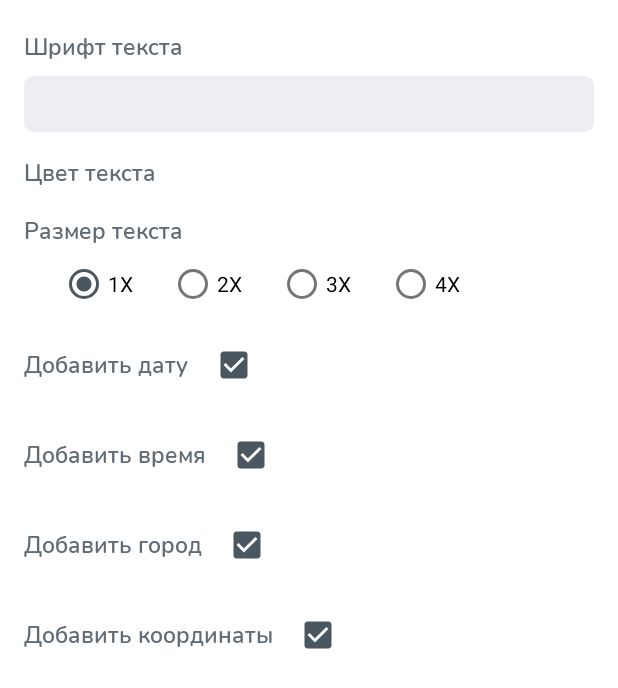
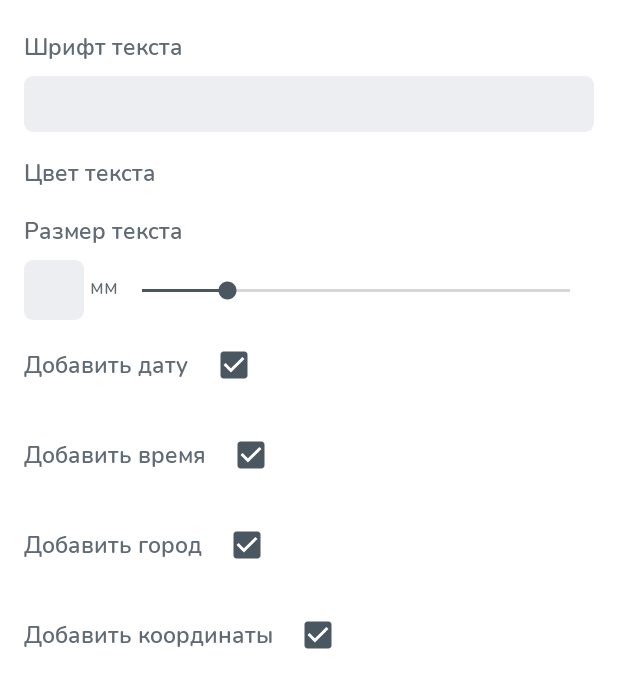
Before and after one commit to Demidovez/StarMap, an Android app: the layout fragment_location_v1_controller.xml on its own in the app's theme, with its tools: preview values and no code run, on a phone screen of 412 x 824 dp. Shown: the top 688 px of the screen. Run offline under Robolectric (Android 15) with nearby library versions, the phone set to English and light mode, and no system bars.

Commit message:
done with slider font size

```diff
--- a/app/src/main/java/com/nikolaydemidovez/starmap/adapters/ColorAdapter.kt
+++ b/app/src/main/java/com/nikolaydemidovez/starmap/adapters/ColorAdapter.kt
@@ -7,6 +7,7 @@ import androidx.core.view.updatePadding
 import androidx.recyclerview.widget.RecyclerView
 import android.content.DialogInterface
 import android.graphics.*
+import android.graphics.drawable.ColorDrawable
 import android.view.*
 import android.widget.*
 import com.nikolaydemidovez.starmap.R
@@ -103,7 +104,6 @@ class ColorAdapter(private val templateCanvas: TemplateCanvas): RecyclerView.Ada
             val layout: View = layoutInflater.inflate(R.layout.color_picker_layout, null)
             layout.findViewById<TextView>(R.id.title).text = "Цвет текста"
 
-            val scrollView         = layout.findViewById<ScrollView>(R.id.scroll_view)
             val colorPickerView    = layout.findViewById<ColorPickerView>(R.id.colorPickerView)
             val brightnessSlideBar = layout.findViewById<BrightnessSlideBar>(R.id.brightnessSlide)
             val colorPreview       = layout.findViewById<ImageView>(R.id.color_preview)
@@ -148,7 +148,7 @@ class ColorAdapter(private val templateCanvas: TemplateCanvas): RecyclerView.Ada
                 inputColor.setText("")
             }
 
-            val builder = AlertDialog.Builder(itemView.context)
+            val builder = AlertDialog.Builder(itemView.context, R.style.dialog_corners)
             builder.setPositiveButton(android.R.string.ok, null)
             builder.setNegativeButton(android.R.string.cancel, null)
             builder.setView(layout)
--- a/app/src/main/java/com/nikolaydemidovez/starmap/controllers/event_v1/EventV1ControllerFragment.kt
+++ b/app/src/main/java/com/nikolaydemidovez/starmap/controllers/event_v1/EventV1ControllerFragment.kt
@@ -131,7 +131,7 @@ class EventV1ControllerFragment(private val templateCanvas: TemplateCanvas) : Fr
         imgClearText.setOnClickListener { editText .setText("") }
 
 
-        val builder = AlertDialog.Builder(requireContext())
+        val builder = AlertDialog.Builder(requireContext(), R.style.dialog_corners)
         builder.setPositiveButton(android.R.string.ok, null)
         builder.setNegativeButton(android.R.string.cancel, null)
         builder.setView(layout)
@@ -313,7 +313,7 @@ class EventV1ControllerFragment(private val templateCanvas: TemplateCanvas) : Fr
         val minute = templateCanvas.eventTime.value!!.split(":")[1].toInt()
 
         val timePickerDialog = TimePickerDialog (
-            requireContext(),  { _, hourOfDay, minute ->
+            requireContext(), { _, hourOfDay, minute ->
                 val newTime = "${hourOfDay.toString().padStart(2, '0')}:${minute.toString().padStart(2, '0')}"
 
                 templateCanvas.eventTime.value = newTime
--- a/app/src/main/java/com/nikolaydemidovez/starmap/templates/classic_v1/ClassicV1TemplateCanvas.kt
+++ b/app/src/main/java/com/nikolaydemidovez/starmap/templates/classic_v1/ClassicV1TemplateCanvas.kt
@@ -378,7 +378,7 @@ class ClassicV1TemplateCanvas(private val activity: MainActivity) : TemplateCanv
         var totalHeightText = 0F
 
         for(textLine in textLines) {
-            totalHeightText += canvas.drawMultilineText(textLine, eventLocation, (canvasWidth.value!!/2).toInt() , canvasWidth.value!!/2,  totalHeightText)
+            totalHeightText += canvas.drawMultilineText(textLine, eventLocation, canvasWidth.value!!.toInt() , canvasWidth.value!!/2,  totalHeightText)
         }
 
         bitmapLocationText = Bitmap.createBitmap(tempBitmap, 0, 0, canvasWidth.value!!.toInt(), totalHeightText.toInt())
--- a/app/src/main/res/layout/color_picker_layout.xml
+++ b/app/src/main/res/layout/color_picker_layout.xml
@@ -77,7 +77,6 @@
 
         <TextView
             android:id="@+id/desc_text"
-            android:layout_margin="8dp"
             android:layout_marginTop="4dp"
             android:textColor="@color/red_flat"
             style="@style/desc_dialog"
--- a/app/src/main/res/layout/fragment_location_v1_controller.xml
+++ b/app/src/main/res/layout/fragment_location_v1_controller.xml
@@ -83,50 +83,44 @@
                 app:layout_constraintStart_toStartOf="parent"
                 app:layout_constraintTop_toTopOf="parent" />
 
-            <RadioGroup
-                android:id="@+id/radio_group_size_font_location"
+            <TextView
+                android:id="@+id/font_size"
+                android:layout_width="40dp"
+                android:layout_height="40dp"
+                android:layout_marginTop="8dp"
+                android:layout_marginEnd="4dp"
+                android:textAlignment="center"
+                style="@style/edit_text_controller"
+                android:paddingStart="0dp"
+                android:paddingEnd="0dp"
+                app:layout_constraintStart_toStartOf="parent"
+                app:layout_constraintTop_toBottomOf="@+id/label_size_font_location"
+                />
+
+            <TextView
+                android:id="@+id/size_unit"
+                android:text="мм"
+                android:layout_marginStart="4dp"
+                android:layout_marginBottom="4dp"
                 android:layout_width="wrap_content"
                 android:layout_height="wrap_content"
-                android:orientation="horizontal"
-                app:layout_constraintEnd_toEndOf="parent"
-                app:layout_constraintHorizontal_bias="0.0"
-                app:layout_constraintStart_toStartOf="parent"
-                app:layout_constraintTop_toBottomOf="@id/label_size_font_location">
+                android:textSize="14sp"
+                android:textColor="@color/dark_shadow"
+                android:fontFamily="@font/nunito_regular"
+                app:layout_constraintTop_toTopOf="@+id/font_size"
+                app:layout_constraintStart_toEndOf="@+id/font_size"
+                app:layout_constraintBottom_toBottomOf="@+id/font_size"/>
 
-                <RadioButton
-                    android:id="@+id/radio_font_size_location_1"
-                    android:layout_width="match_parent"
-                    android:layout_height="wrap_content"
-                    android:layout_marginStart="24dp"
-                    android:layout_weight="1"
-                    android:checked="true"
-                    android:text="1X" />
-
-                <RadioButton
-                    android:id="@+id/radio_font_size_location_2"
-                    android:layout_width="match_parent"
-                    android:layout_height="wrap_content"
-                    android:layout_marginStart="24dp"
-                    android:layout_weight="1"
-                    android:text="2X" />
-
-                <RadioButton
-                    android:id="@+id/radio_font_size_location_3"
-                    android:layout_width="match_parent"
-                    android:layout_height="wrap_content"
-                    android:layout_marginStart="24dp"
-                    android:layout_weight="1"
-                    android:text="3X" />
-
-                <RadioButton
-                    android:id="@+id/radio_font_size_location_4"
-                    android:layout_width="match_parent"
-                    android:layout_height="wrap_content"
-                    android:layout_marginStart="24dp"
-                    android:layout_weight="1"
-                    android:text="4X" />
-
-            </RadioGroup>
+            <SeekBar
+                android:id="@+id/slider_font_size"
+                android:layout_width="0dp"
+                android:layout_height="wrap_content"
+                android:progress="20"
+                android:max="100"
+                app:layout_constraintTop_toTopOf="@+id/font_size"
+                app:layout_constraintBottom_toBottomOf="@+id/font_size"
+                app:layout_constraintStart_toEndOf="@+id/size_unit"
+                app:layout_constraintEnd_toEndOf="parent"/>
 
             <TextView
                 android:id="@+id/label_enable_date_in_location"
@@ -145,7 +139,7 @@
                 android:layout_width="60dp"
                 android:layout_height="60dp"
                 android:checked="true"
-                app:layout_constraintTop_toBottomOf="@+id/radio_group_size_font_location"
+                app:layout_constraintTop_toBottomOf="@+id/font_size"
                 app:layout_constraintStart_toEndOf="@+id/label_enable_date_in_location" />
 
             <TextView
--- a/app/src/main/res/values/themes.xml
+++ b/app/src/main/res/values/themes.xml
@@ -77,5 +77,9 @@
         <item name="android:fontFamily">@font/nunito_regular</item>
     </style>
 
+    <style name="dialog_corners" parent="Theme.AppCompat.Light.Dialog.Alert">
+        <item name="android:windowBackground">@drawable/dialog_background</item>
+    </style>
+
 
 </resources>
```
Also changed, not shown: app/src/main/java/com/nikolaydemidovez/starmap/controllers/location_v1/LocationV1ControllerFragment.kt (+25 -2 lines), app/src/main/res/drawable/dialog_background.xml (added, +7 -0 lines).
